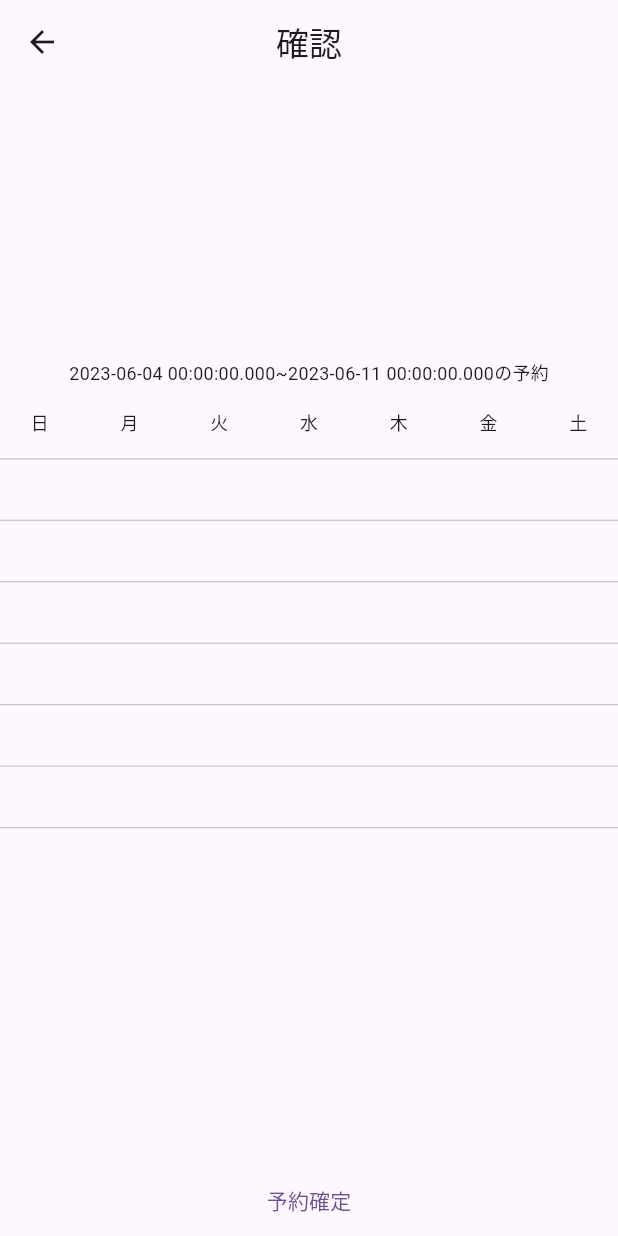
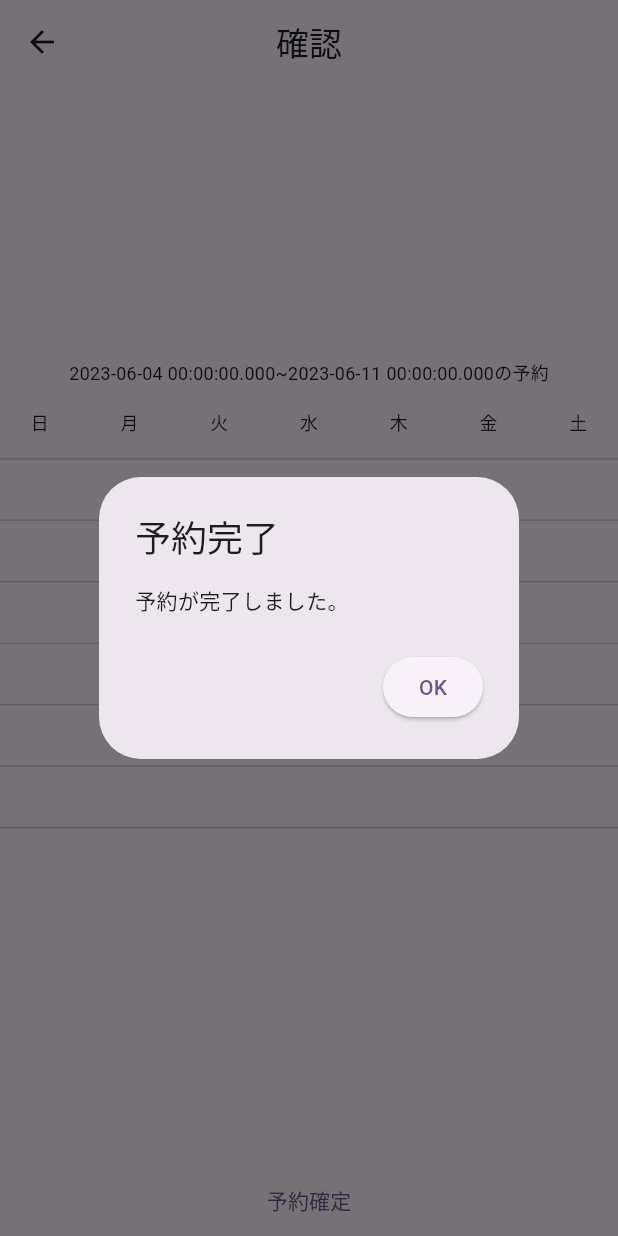
Before and after one commit to Yuzucchi-cist/cist-keion-app, a Flutter app: the ConfirmReservationPage screen opened directly, after a tap on "予約確定", on a phone screen of 412 x 824 dp. Run offline on Flutter 3.47's test engine with Material 2 defaults, Android fonts, the phone set to English and light mode, and no system bars; our stand-ins replace auto_route, firebase_core, flutter_hooks, hooks_riverpod; accounts and stored records are empty; generated files the repository leaves out were written again.

Commit message:
#18 [add] 予約完了時、予約完了画面に遷移するのではなくダイアログ表示に変更

```diff
--- a/lib/core/router/app_router.dart
+++ b/lib/core/router/app_router.dart
@@ -8,7 +8,6 @@ import '../../feature/home/presentation/pages/home_page.dart';
 import '../../feature/reservation/presentation/pages/choose_reserve_table_page.dart';
 import '../../feature/reservation/presentation/pages/confirm_reservation_page.dart';
 import '../../feature/reservation/presentation/pages/make_reservation_detail_page.dart';
-import '../../feature/reservation/presentation/pages/reservation_complete_page.dart';
 import '../../feature/reservation/presentation/pages/reservetion_router_page.dart';
 import '../../feature/root_page.dart';
 import '../../feature/suggestion/presentation/pages/confirm_suggestion_page.dart';
@@ -37,9 +36,6 @@ class AppRouter extends _$AppRouter {
                   AutoRoute(
                       path: 'confirm_reservation',
                       page: ConfirmReservationRoute.page),
-                  AutoRoute(
-                      path: 'reservation_complete',
-                      page: ReservationCompleteRoute.page),
                 ]),
             AutoRoute(path: 'suggest', page: CreateSuggestionRoute.page),
             AutoRoute(path: 'profile', page: ProfileRoute.page),
--- a/lib/feature/reservation/presentation/pages/confirm_reservation_page.dart
+++ b/lib/feature/reservation/presentation/pages/confirm_reservation_page.dart
@@ -35,12 +35,28 @@ class ConfirmReservationPage extends HookConsumerWidget {
               ),
             ),
             TextButton(
-              onPressed: () =>
-                  context.router.push(const ReservationCompleteRoute()),
               child: Text(
                 '予約確定',
                 style: const TextTheme().bodyLarge,
               ),
+              onPressed: () => showDialog(
+                  context: context,
+                  builder: (context) {
+                    return AlertDialog(
+                      title: const Text('予約完了'),
+                      content: const Text('予約が完了しました。'),
+                      actions: [
+                        ElevatedButton(
+                          child: const Text('OK'),
+                          onPressed: () {
+                            Navigator.of(context).pop();
+                            context.router
+                                .push(const ChooseReserveTableRoute());
+                          },
+                        )
+                      ],
+                    );
+                  }),
             ),
           ],
         ),
```
Also changed, not shown: lib/feature/reservation/presentation/pages/reservation_complete_page.dart (deleted, +0 -32 lines).
